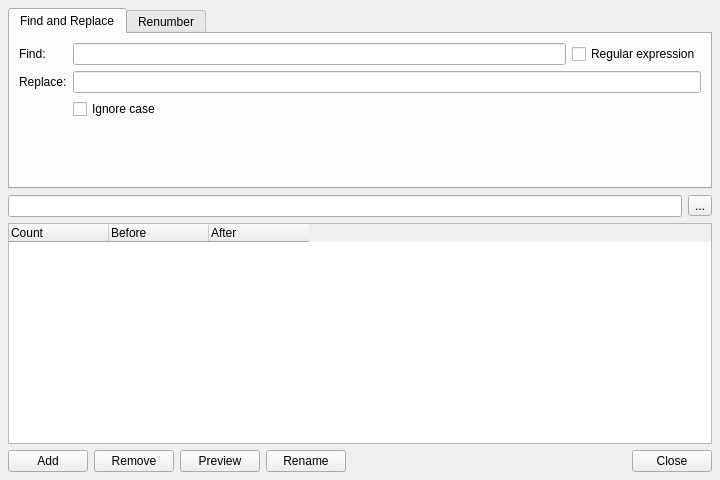
Old version of the form core/tools/renderBrowser/rename_ui.ui in the repository mjbonnington/icarus-gps.
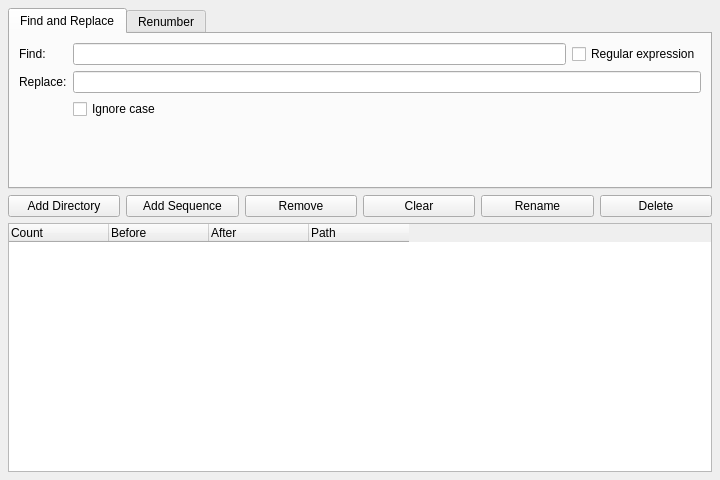
New version of the form.

Commit message: Developing sequence rename tool.

The edit to the form file:
```diff
--- a/core/tools/renderBrowser/rename_ui.ui
+++ b/core/tools/renderBrowser/rename_ui.ui
@@ -198,22 +198,85 @@
      </widget>
     </item>
     <item>
-     <layout class="QHBoxLayout" name="dir_horizontalLayout">
-      <item>
-       <widget class="QLineEdit" name="dir_lineEdit">
-        <property name="mandatoryField" stdset="0">
-         <bool>false</bool>
-        </property>
-       </widget>
-      </item>
-      <item>
-       <widget class="QToolButton" name="dirBrowse_toolButton">
-        <property name="text">
-         <string>...</string>
-        </property>
-       </widget>
-      </item>
-     </layout>
+     <widget class="QFrame" name="renameToolbar_frame">
+      <property name="frameShape">
+       <enum>QFrame::NoFrame</enum>
+      </property>
+      <property name="frameShadow">
+       <enum>QFrame::Raised</enum>
+      </property>
+      <layout class="QHBoxLayout" name="horizontalLayout_10">
+       <property name="margin">
+        <number>0</number>
+       </property>
+       <item>
+        <widget class="QPushButton" name="addDir_pushButton">
+         <property name="text">
+          <string>Add Directory</string>
+         </property>
+        </widget>
+       </item>
+       <item>
+        <widget class="QPushButton" name="add_pushButton">
+         <property name="text">
+          <string>Add Sequence</string>
+         </property>
+         <property name="default">
+          <bool>false</bool>
+         </property>
+         <property name="flat">
+          <bool>false</bool>
+         </property>
+        </widget>
+       </item>
+       <item>
+        <widget class="QPushButton" name="remove_pushButton">
+         <property name="text">
+          <string>Remove</string>
+         </property>
+         <property name="default">
+          <bool>false</bool>
+         </property>
+         <property name="flat">
+          <bool>false</bool>
+         </property>
+        </widget>
+       </item>
+       <item>
+        <widget class="QPushButton" name="clear_pushButton">
+         <property name="text">
+          <string>Clear</string>
+         </property>
+        </widget>
+       </item>
+       <item>
+        <widget class="QPushButton" name="rename_pushButton">
+         <property name="text">
+          <string>Rename</string>
+         </property>
+         <property name="default">
+          <bool>false</bool>
+         </property>
+         <property name="flat">
+          <bool>false</bool>
+         </property>
+        </widget>
+       </item>
+       <item>
+        <widget class="QPushButton" name="delete_pushButton">
+         <property name="text">
+          <string>Delete</string>
+         </property>
+         <property name="default">
+          <bool>false</bool>
+         </property>
+         <property name="flat">
+          <bool>false</bool>
+         </property>
+        </widget>
+       </item>
+      </layout>
+     </widget>
     </item>
     <item>
      <widget class="QTreeWidget" name="selection_treeWidget">
@@ -226,6 +289,9 @@
       <property name="textElideMode">
        <enum>Qt::ElideMiddle</enum>
       </property>
+      <property name="rootIsDecorated">
+       <bool>false</bool>
+      </property>
       <property name="uniformRowHeights">
        <bool>false</bool>
       </property>
@@ -262,102 +328,11 @@
         <string>After</string>
        </property>
       </column>
-     </widget>
-    </item>
-    <item>
-     <widget class="QFrame" name="renameToolbar_frame">
-      <property name="frameShape">
-       <enum>QFrame::NoFrame</enum>
-      </property>
-      <property name="frameShadow">
-       <enum>QFrame::Raised</enum>
-      </property>
-      <layout class="QHBoxLayout" name="horizontalLayout_10">
-       <property name="leftMargin">
-        <number>0</number>
+      <column>
+       <property name="text">
+        <string>Path</string>
        </property>
-       <property name="topMargin">
-        <number>0</number>
-       </property>
-       <property name="rightMargin">
-        <number>0</number>
-       </property>
-       <property name="bottomMargin">
-        <number>0</number>
-       </property>
-       <item>
-        <widget class="QPushButton" name="add_pushButton">
-         <property name="text">
-          <string>Add</string>
-         </property>
-         <property name="default">
-          <bool>false</bool>
-         </property>
-         <property name="flat">
-          <bool>false</bool>
-         </property>
-        </widget>
-       </item>
-       <item>
-        <widget class="QPushButton" name="remove_pushButton">
-         <property name="text">
-          <string>Remove</string>
-         </property>
-         <property name="default">
-          <bool>false</bool>
-         </property>
-         <property name="flat">
-          <bool>false</bool>
-         </property>
-        </widget>
-       </item>
-       <item>
-        <widget class="QPushButton" name="preview_pushButton">
-         <property name="text">
-          <string>Preview</string>
-         </property>
-         <property name="default">
-          <bool>false</bool>
-         </property>
-         <property name="flat">
-          <bool>false</bool>
-         </property>
-        </widget>
-       </item>
-       <item>
-        <widget class="QPushButton" name="rename_pushButton">
-         <property name="text">
-          <string>Rename</string>
-         </property>
-         <property name="default">
-          <bool>false</bool>
-         </property>
-         <property name="flat">
-          <bool>false</bool>
-         </property>
-        </widget>
-       </item>
-       <item>
-        <spacer name="horizontalSpacer">
-         <property name="orientation">
-          <enum>Qt::Horizontal</enum>
-         </property>
-         <property name="sizeHint" stdset="0">
-          <size>
-           <width>40</width>
-           <height>20</height>
-          </size>
-         </property>
-        </spacer>
-       </item>
-       <item>
-        <widget class="QPushButton" name="close_pushButton">
-         <property name="text">
-          <string>Close</string>
-         </property>
-        </widget>
-       </item>
-      </layout>
+      </column>
      </widget>
     </item>
    </layout>
```
Left out of the diff: 19 changed lines with no effect on the pictures. The commit also changes 5 other files.
